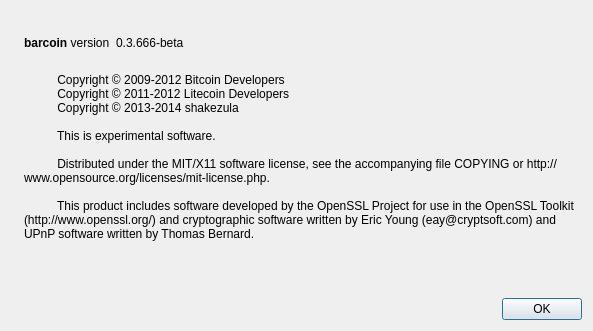
Above: src/qt/forms/aboutdialog.ui from andymai/gracenote-coin before the change. Below: the same form after it.
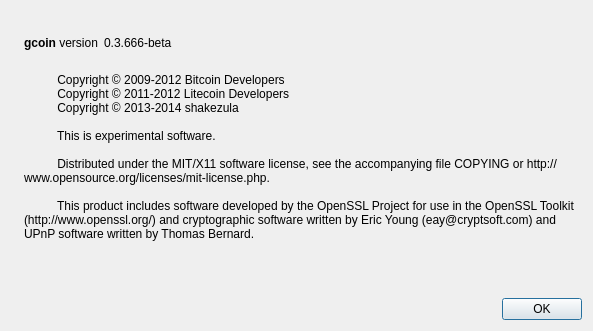
That is the form after the change. Icons and pictures are not drawn.

Patch:
```diff
--- a/src/qt/forms/aboutdialog.ui
+++ b/src/qt/forms/aboutdialog.ui
@@ -50,7 +50,7 @@
           <cursorShape>IBeamCursor</cursorShape>
          </property>
          <property name="text">
-          <string>&lt;b&gt;barcoin&lt;/b&gt; version</string>
+          <string>&lt;b&gt;gcoin&lt;/b&gt; version</string>
          </property>
          <property name="textInteractionFlags">
           <set>Qt::LinksAccessibleByMouse|Qt::TextSelectableByKeyboard|Qt::TextSelectableByMouse</set>
```
Left out of the diff: 2 changed lines with no effect on the pictures.
